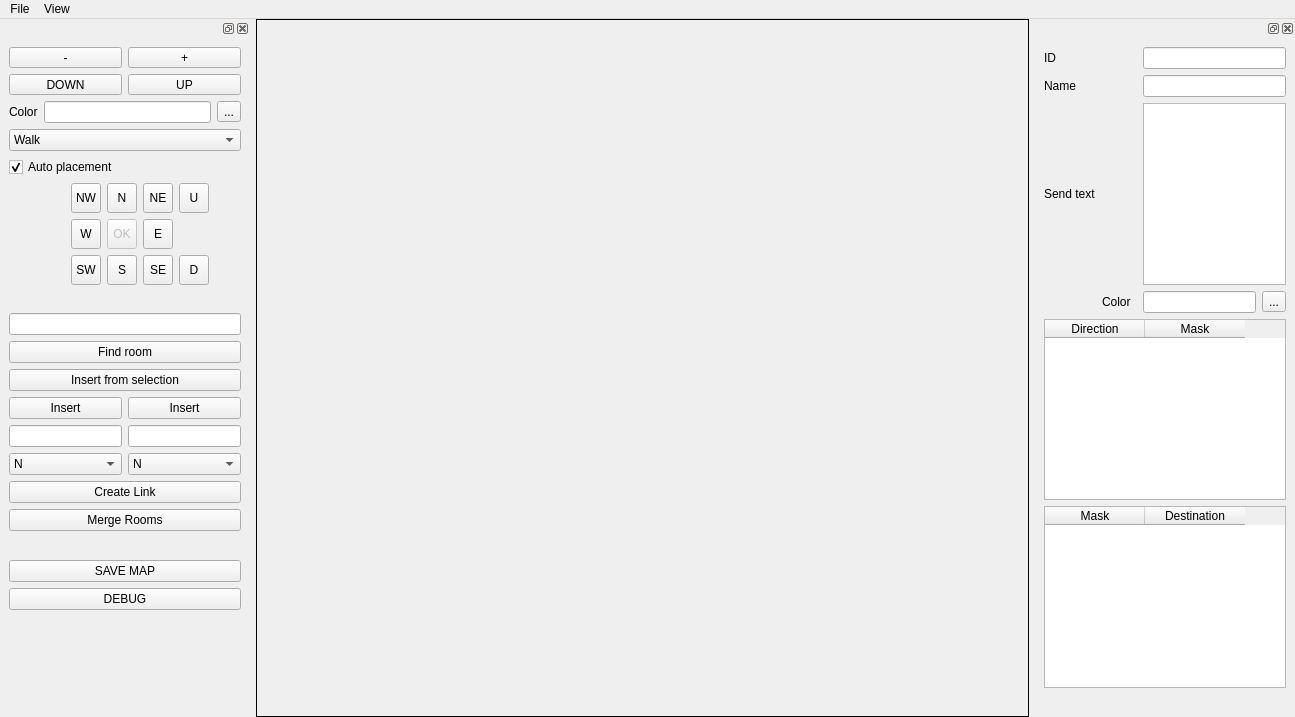
First picture: the form in version4/ui/main.ui, repository michael-donat/tf-mapper, before the edit.
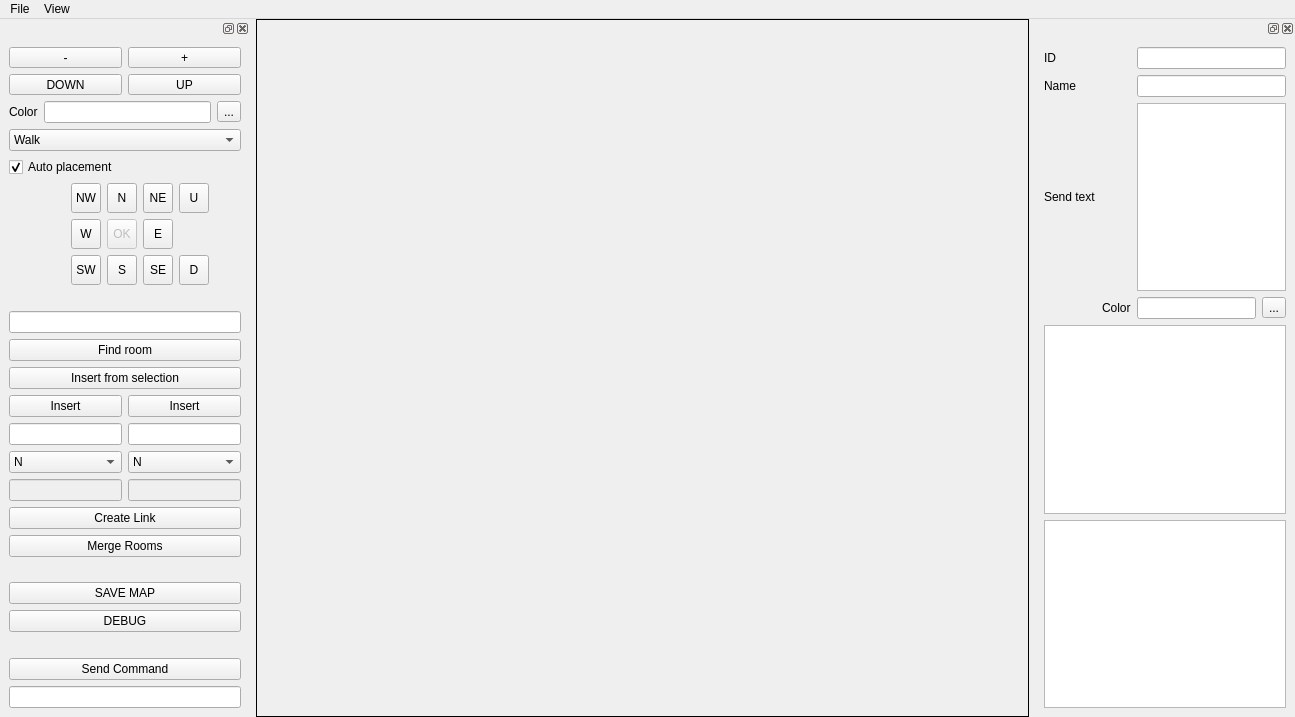
Second picture: the form after the edit. Icons and pictures are not drawn.

```diff
--- a/version4/ui/main.ui
+++ b/version4/ui/main.ui
@@ -68,7 +68,7 @@
   </widget>
   <widget class="QDockWidget" name="uiComponentToolsPanel">
    <property name="sizePolicy">
-    <sizepolicy hsizetype="Minimum" vsizetype="Minimum">
+    <sizepolicy hsizetype="Minimum" vsizetype="Expanding">
      <horstretch>0</horstretch>
      <verstretch>0</verstretch>
     </sizepolicy>
@@ -76,13 +76,13 @@
    <property name="minimumSize">
     <size>
      <width>250</width>
-     <height>600</height>
+     <height>655</height>
     </size>
    </property>
    <property name="maximumSize">
     <size>
      <width>250</width>
-     <height>600</height>
+     <height>1080</height>
     </size>
    </property>
    <property name="features">
@@ -602,7 +602,7 @@
          </item>
         </widget>
        </item>
-       <item row="7" column="0" colspan="2">
+       <item row="8" column="0" colspan="2">
         <widget class="QPushButton" name="manualLinkExecute">
          <property name="text">
           <string>Create Link</string>
@@ -683,7 +683,7 @@
        <item row="5" column="0">
         <widget class="QLineEdit" name="manualLinkRoomLeft"/>
        </item>
-       <item row="8" column="0" colspan="2">
+       <item row="9" column="0" colspan="2">
         <widget class="QPushButton" name="manualMergeExecute">
          <property name="text">
           <string>Merge Rooms</string>
@@ -703,6 +703,20 @@
          </property>
         </widget>
        </item>
+       <item row="7" column="0">
+        <widget class="QLineEdit" name="manualLinkCustomLinkLeft">
+         <property name="enabled">
+          <bool>false</bool>
+         </property>
+        </widget>
+       </item>
+       <item row="7" column="1">
+        <widget class="QLineEdit" name="manualLinkCustomLinkRight">
+         <property name="enabled">
+          <bool>false</bool>
+         </property>
+        </widget>
+       </item>
       </layout>
      </item>
      <item row="17" column="2">
@@ -718,6 +732,29 @@
        </property>
       </spacer>
      </item>
+     <item row="26" column="2">
+      <widget class="QLineEdit" name="commandInput"/>
+     </item>
+     <item row="24" column="2">
+      <spacer name="verticalSpacer_3">
+       <property name="orientation">
+        <enum>Qt::Vertical</enum>
+       </property>
+       <property name="sizeHint" stdset="0">
+        <size>
+         <width>20</width>
+         <height>40</height>
+        </size>
+       </property>
+      </spacer>
+     </item>
+     <item row="25" column="2">
+      <widget class="QPushButton" name="commandTrigger">
+       <property name="text">
+        <string>Send Command</string>
+       </property>
+      </widget>
+     </item>
     </layout>
    </widget>
   </widget>
@@ -761,27 +798,6 @@
        </property>
       </widget>
      </item>
-     <item row="6" column="0" colspan="5">
-      <widget class="QTableWidget" name="tableWidget_3">
-       <column>
-        <property name="text">
-         <string>Mask</string>
-        </property>
-       </column>
-       <column>
-        <property name="text">
-         <string>Destination</string>
-        </property>
-       </column>
-      </widget>
-     </item>
-     <item row="7" column="1">
-      <widget class="QLabel" name="label_7">
-       <property name="text">
-        <string/>
-       </property>
-      </widget>
-     </item>
      <item row="2" column="0">
       <widget class="QLabel" name="label_5">
        <property name="text">
@@ -789,20 +805,19 @@
        </property>
       </widget>
      </item>
-     <item row="5" column="0" colspan="5">
-      <widget class="QTableWidget" name="tableWidget_2">
-       <column>
-        <property name="text">
-         <string>Direction</string>
-        </property>
-       </column>
-       <column>
-        <property name="text">
-         <string>Mask</string>
-        </property>
-       </column>
+     <item row="2" column="2" colspan="2">
+      <widget class="QPlainTextEdit" name="uiPropertiesCommands"/>
+     </item>
+     <item row="3" column="3">
+      <widget class="QToolButton" name="uiPropertiesColorPicker">
+       <property name="text">
+        <string>...</string>
+       </property>
       </widget>
      </item>
+     <item row="3" column="2">
+      <widget class="QLineEdit" name="uiPropertiesColor"/>
+     </item>
      <item row="3" column="1">
       <widget class="QLabel" name="label_6">
        <property name="text">
@@ -817,24 +832,17 @@
        </property>
       </widget>
      </item>
-     <item row="1" column="3" colspan="2">
+     <item row="1" column="2" colspan="2">
       <widget class="QLineEdit" name="uiPropertiesRoomName"/>
      </item>
-     <item row="0" column="3" colspan="2">
+     <item row="0" column="2" colspan="2">
       <widget class="QLineEdit" name="uiPropertiesRoomId"/>
      </item>
-     <item row="2" column="3" colspan="2">
-      <widget class="QPlainTextEdit" name="uiPropertiesCommands"/>
+     <item row="5" column="0" colspan="4">
+      <widget class="QTableWidget" name="uiPropertiesExits"/>
      </item>
-     <item row="3" column="4">
-      <widget class="QToolButton" name="uiPropertiesColorPicker">
-       <property name="text">
-        <string>...</string>
-       </property>
-      </widget>
-     </item>
-     <item row="3" column="3">
-      <widget class="QLineEdit" name="uiPropertiesColor"/>
+     <item row="6" column="0" colspan="4">
+      <widget class="QTableWidget" name="uiPropertiesCustomExits"/>
      </item>
     </layout>
    </widget>
```
Left out of the diff: 20 changed lines with no effect on the pictures.
